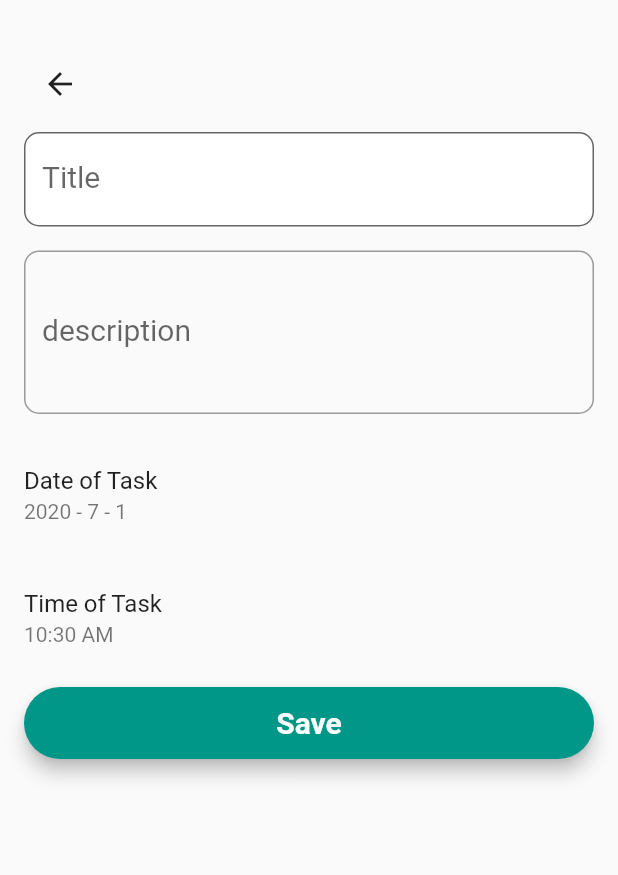
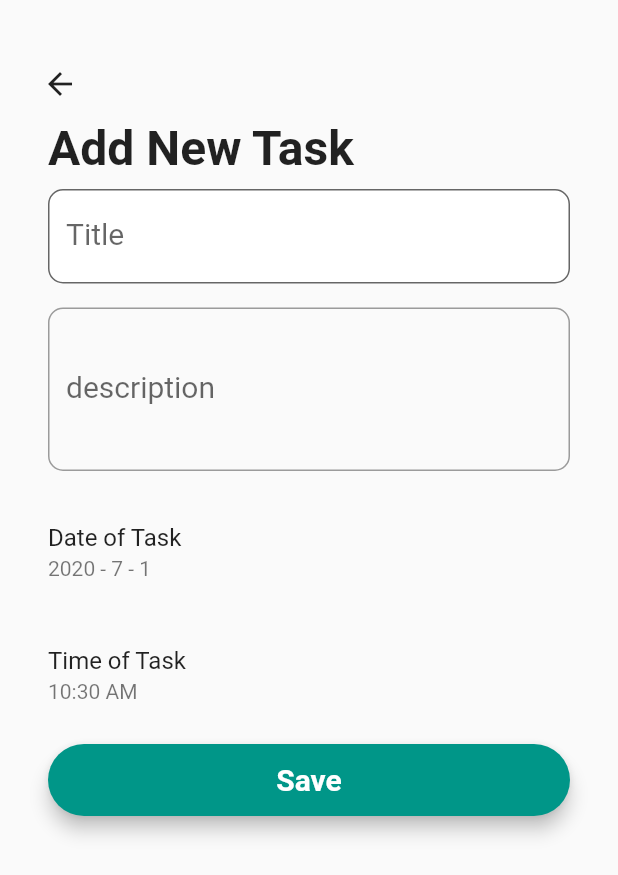
Before and after one commit to bilyanantonov/simple_task_manager, a Flutter app: the screen it shows after launch, after a tap on the "add" icon, on a phone screen of 412 x 824 dp. Shown: the top 875 px of the screen. Run offline on Flutter 3.47's test engine with Material 2 defaults, Android fonts, the phone set to English and light mode, and no system bars; our stand-ins replace shared_preferences, sqflite, synchronized, table_calendar; accounts and stored records are empty.

```diff
--- a/lib/data/data.dart
+++ b/lib/data/data.dart
@@ -2,17 +2,17 @@ import 'package:simple_task_manager/models/event.dart';
 
 final List<EventModel> eventList = [
   EventModel(
-      id: '1',
+      id: 1,
       title: 'Title',
       description: 'Description',
       eventDate: DateTime.now()),
   EventModel(
-      id: '2',
+      id: 2,
       title: 'Title2',
       description: 'Description2',
       eventDate: DateTime.now()),
   EventModel(
-      id: '3',
+      id: 3,
       title: 'Title3',
       description: 'Description3',
       eventDate: DateTime.now())
--- a/lib/main.dart
+++ b/lib/main.dart
@@ -195,7 +195,8 @@ class _HomePageState extends State<HomePage> {
                     padding: EdgeInsets.symmetric(horizontal: 32),
                     child: Text(
                       'Daily Tasks',
-                      style: TextStyle(fontSize: 20),
+                      style:
+                          TextStyle(fontSize: 20, fontWeight: FontWeight.bold),
                     )),
                 ..._selectedEvents.map((event) => Container(
                     padding: EdgeInsets.symmetric(horizontal: 32),
@@ -208,10 +209,14 @@ class _HomePageState extends State<HomePage> {
                           // event.time.toString(),
                           style: TextStyle(fontSize: 16),
                         )),
-                        Container(
+                        GestureDetector(
+                          onTap: () {
+                            _awaitReturnValueFromAddEventForUpdate(event);
+                          },
+                          child: Container(
                               margin: EdgeInsets.only(bottom: 10),
+                              padding: EdgeInsets.all(10),
                               alignment: Alignment.center,
-                            height: 100,
                               width: 200,
                               decoration: BoxDecoration(
                                   color: Colors.teal[300],
@@ -231,7 +236,8 @@ class _HomePageState extends State<HomePage> {
                                         color: Colors.white, fontSize: 12),
                                   ),
                                 ],
-                            ))
+                              )),
+                        )
                       ],
                     )))
               ],
@@ -256,6 +262,30 @@ class _HomePageState extends State<HomePage> {
         ));
 
     setState(() {});
+  }
+
+  _reloadPage() async {
+    print("reload");
+    await new Future.delayed(const Duration(milliseconds: 0));
+    Navigator.of(context, rootNavigator: false).pushAndRemoveUntil(
+        PageRouteBuilder(
+          pageBuilder: (_, __, ___) => HomePage(),
+          transitionDuration: Duration(seconds: 0),
+        ),
+        (Route<dynamic> route) => false);
+  }
+
+  _awaitReturnValueFromAddEventForUpdate(EventModel event) async {
+    await Navigator.push(
+        context,
+        MaterialPageRoute(
+          builder: (context) => AddEvent(
+            event: event,
+          ),
+        ));
+
+    setState(() {});
+    _reloadPage();
   }
 
   _showAddDialog() async {
--- a/lib/models/event.dart
+++ b/lib/models/event.dart
@@ -1,7 +1,7 @@
 import 'package:flutter/material.dart';
 
 class EventModel {
-  final String id;
+  final int id;
   final String title;
   final String description;
   final DateTime eventDate;
@@ -12,6 +12,7 @@ class EventModel {
 
   factory EventModel.fromMap(Map data) {
     return EventModel(
+        id: data['id'],
         title: data['title'],
         description: data['description'],
         eventDate: DateTime.parse(data['eventDate']),
@@ -20,7 +21,7 @@ class EventModel {
             minute: int.parse(data['time'].split(":")[1])));
   }
 
-  factory EventModel.fromJson(String id, Map<String, dynamic> data) {
+  factory EventModel.fromJson(int id, Map<String, dynamic> data) {
     return EventModel(
         id: id,
         title: data['title'],
--- a/lib/models/eventDTO.dart
+++ b/lib/models/eventDTO.dart
@@ -1,5 +1,5 @@
 class EventDTO {
-  final String id;
+  int id;
   String title;
   String description;
   String eventDate;
--- a/lib/screens/add_event.dart
+++ b/lib/screens/add_event.dart
@@ -4,6 +4,9 @@ import 'package:simple_task_manager/services/db_service.dart';
 import 'package:simple_task_manager/utils/database_helper.dart';
 
 class AddEvent extends StatefulWidget {
+  final EventModel event;
+
+  const AddEvent({this.event});
   @override
   _AddEventState createState() => _AddEventState();
 }
@@ -19,6 +22,9 @@ class _AddEventState extends State<AddEvent> {
   DateTime _eventDate;
   TimeOfDay _time;
   bool processing;
+  String header = "Add New Task";
+  String buttonText = "Save";
+  bool addNewTask = true;
 
   @override
   void initState() {
@@ -29,7 +35,51 @@ class _AddEventState extends State<AddEvent> {
     _description = TextEditingController();
     _eventDate = DateTime.now();
     _time = TimeOfDay.now();
+    if (widget.event != null) {
+      populateForm();
+    }
     processing = false;
+  }
+
+  void populateForm() {
+    _title.text = widget.event.title;
+    _description.text = widget.event.description;
+    _eventDate = widget.event.eventDate;
+    _time = widget.event.time;
+    header = "Update Task";
+    buttonText = "Update";
+    addNewTask = false;
+    setState(() {});
+  }
+
+  void saveTask() async {
+    if (addNewTask) {
+      await databaseHelper.addTask(EventModel(
+          title: _title.text,
+          description: _description.text,
+          eventDate: _eventDate,
+          time: _time));
+    } else {
+      await databaseHelper.updateTask(EventModel(
+          id: widget.event.id,
+          title: _title.text,
+          description: _description.text,
+          eventDate: _eventDate,
+          time: _time));
+    }
+
+    setState(() {
+      processing = false;
+    });
+    await _onBackPressed();
+  }
+
+  void deleteTask() async {
+    await databaseHelper.deleteTask(widget.event.id);
+    setState(() {
+      processing = false;
+    });
+    await _onBackPressed();
   }
 
   Future<bool> _onBackPressed() async {
@@ -56,12 +106,21 @@ class _AddEventState extends State<AddEvent> {
                     Navigator.pop(context);
                   }),
             ),
+            Container(
+                padding: EdgeInsets.symmetric(horizontal: 32),
+                child: Text(header,
+                    style:
+                        TextStyle(fontSize: 32, fontWeight: FontWeight.bold))),
             Expanded(
               child: Form(
                 key: _formKey,
                 child: Container(
-                  alignment: Alignment.center,
+                  padding: EdgeInsets.symmetric(horizontal: 16),
+                  child: MediaQuery.removePadding(
+                    context: context,
+                    removeTop: true,
                     child: ListView(
+                      // crossAxisAlignment: CrossAxisAlignment.stretch,
                       children: <Widget>[
                         Padding(
                           padding: EdgeInsets.symmetric(
@@ -83,6 +142,7 @@ class _AddEventState extends State<AddEvent> {
                           padding: EdgeInsets.symmetric(
                               horizontal: 16.0, vertical: 8.0),
                           child: TextFormField(
+                            textInputAction: TextInputAction.done,
                             controller: _description,
                             minLines: 3,
                             maxLines: 5,
@@ -133,45 +193,71 @@ class _AddEventState extends State<AddEvent> {
                         processing
                             ? Center(child: CircularProgressIndicator())
                             : Padding(
-                              padding:
-                                  const EdgeInsets.symmetric(horizontal: 16.0),
-                              child: Material(
+                                padding: const EdgeInsets.symmetric(
+                                    horizontal: 16.0),
+                                child: Column(
+                                  crossAxisAlignment:
+                                      CrossAxisAlignment.stretch,
+                                  children: <Widget>[
+                                    Material(
                                       elevation: 5.0,
                                       borderRadius: BorderRadius.circular(30.0),
                                       color: Theme.of(context).primaryColor,
                                       child: MaterialButton(
                                         onPressed: () async {
-                                    if (_formKey.currentState.validate()) {
+                                          if (_formKey.currentState
+                                              .validate()) {
                                             setState(() {
                                               processing = true;
                                             });
+                                            saveTask();
                                             // await dbService.addEvent(EventModel(
                                             //     title: _title.text,
                                             //     description: _description.text,
                                             //     eventDate: _eventDate,
                                             //     time: _time));
-                                      await databaseHelper.addTask(EventModel(
-                                          title: _title.text,
-                                          description: _description.text,
-                                          eventDate: _eventDate,
-                                          time: _time));
 
-                                      setState(() {
-                                        processing = false;
-                                      });
-                                      await _onBackPressed();
                                           }
                                         },
                                         child: Text(
-                                    "Save",
+                                          buttonText,
                                           style: style.copyWith(
                                               color: Colors.white,
                                               fontWeight: FontWeight.bold),
                                         ),
                                       ),
                                     ),
+                                    SizedBox(height: 10.0),
+                                    Container(
+                                      child: !addNewTask
+                                          ? Material(
+                                              elevation: 5.0,
+                                              borderRadius:
+                                                  BorderRadius.circular(30.0),
+                                              color: Colors.redAccent,
+                                              child: MaterialButton(
+                                                onPressed: () async {
+                                                  setState(() {
+                                                    processing = true;
+                                                  });
+                                                  deleteTask();
+                                                },
+                                                child: Text(
+                                                  "Delete",
+                                                  style: style.copyWith(
+                                                      color: Colors.white,
+                                                      fontWeight:
+                                                          FontWeight.bold),
+                                                ),
+                                              ),
+                                            )
+                                          : Container(),
                                     ),
                                   ],
+                                ),
+                              ),
+                      ],
+                    ),
                   ),
                 ),
               ),
--- a/lib/services/db_service.dart
+++ b/lib/services/db_service.dart
@@ -14,7 +14,7 @@ class DbService {
     int idRandom = Random().nextInt(pow(2, 31));
 
     eventList.add(EventModel(
-        id: idRandom.toString(),
+        id: idRandom,
         title: event.title + idRandom.toString(),
         description: event.description + idRandom.toString(),
         eventDate: event.eventDate));
```
Also changed, not shown: lib/utils/database_helper.dart (+23 -2 lines), 11 other files. Lines whose indentation alone changed are shown as unchanged.
